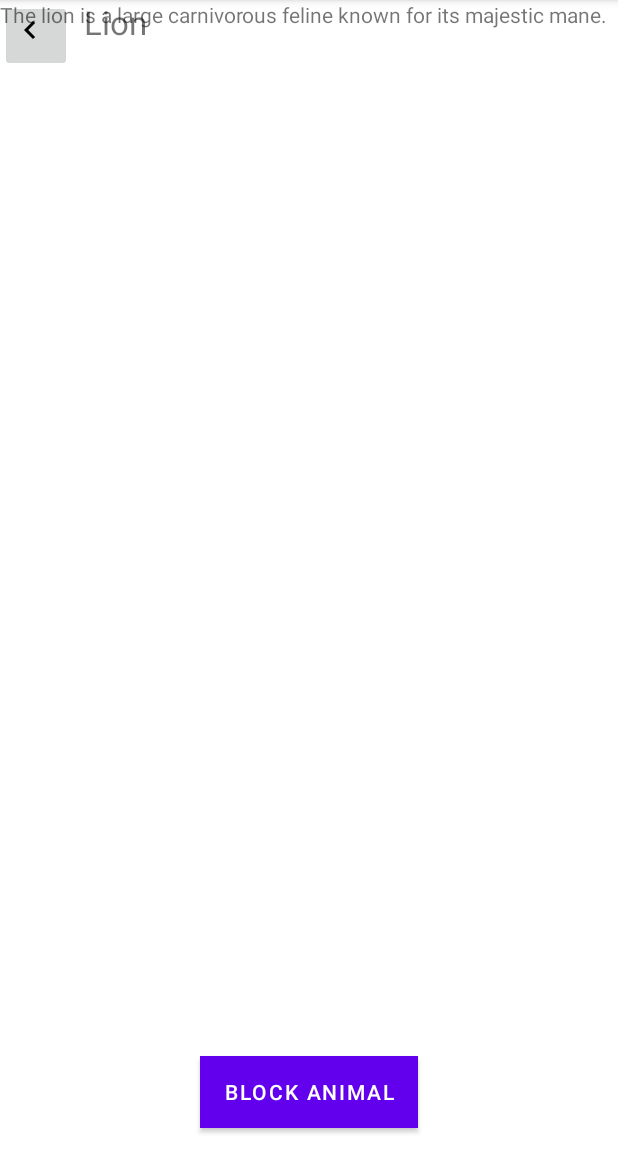
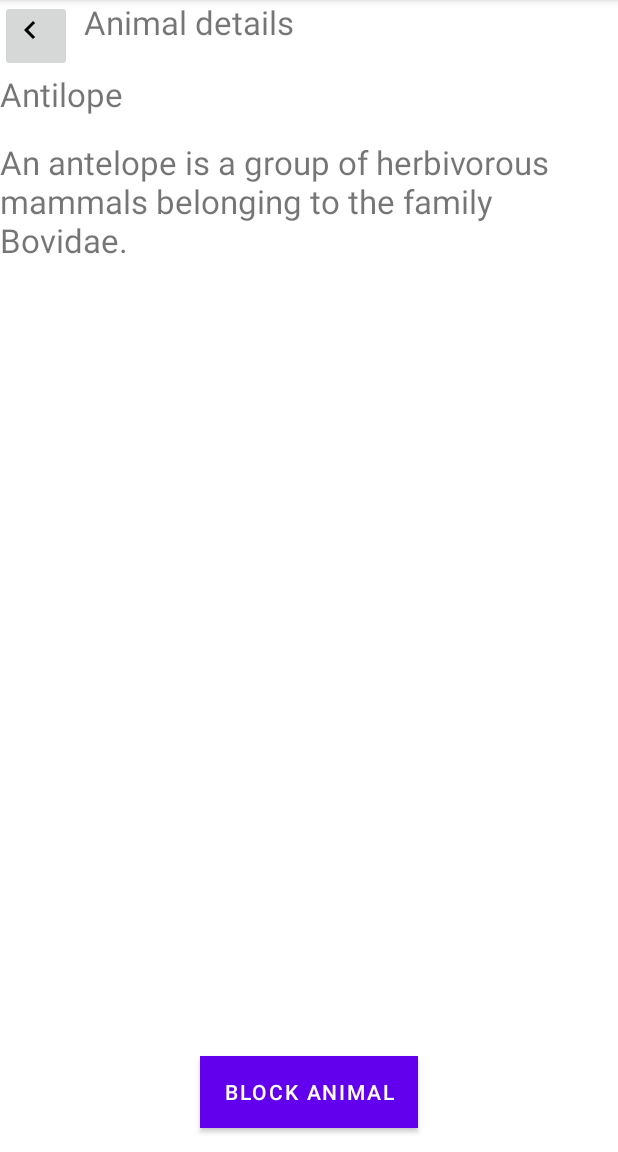
Before and after one commit to gipolanjcky/ELDROID-MEXAM-AnimalNames, an Android app: the screen it shows after launch (AnimalDetailsActivity), on a phone screen of 412 x 824 dp, the part 84-1236 px from its top. Run offline under Robolectric (Android 15) with nearby library versions, the phone set to English and light mode, and no system bars.

Commit message:
Second commit

```diff
--- a/app/build.gradle.kts
+++ b/app/build.gradle.kts
@@ -33,6 +33,10 @@ android {
     kotlinOptions {
         jvmTarget = "1.8"
     }
+
+    viewBinding {
+        enable = true
+    }
 }
 
 dependencies {
--- a/app/src/main/java/com/example/gipolananimalmidterm/AnimalDetailsActivity.kt
+++ b/app/src/main/java/com/example/gipolananimalmidterm/AnimalDetailsActivity.kt
@@ -6,33 +6,42 @@ import android.view.View
 import android.widget.Button
 import android.widget.TextView
 import android.content.Intent
+import android.widget.ImageButton
+import com.example.gipolananimalmidterm.databinding.ActivityAnimalNamesBinding
 
 class AnimalDetailsActivity : AppCompatActivity() {
+    private lateinit var binding: ActivityAnimalNamesBinding
     override fun onCreate(savedInstanceState: Bundle?) {
         super.onCreate(savedInstanceState)
         setContentView(R.layout.activity_animal_details)
 
-        val animalTitle: TextView = findViewById(R.id.animalTitle)
+        val nameTextView: TextView = findViewById(R.id.nameTextView)
         val animalDescription: TextView = findViewById(R.id.animalDescription)
         val blockAnimalButton: Button = findViewById(R.id.blockAnimalButton)
 
         // Set the animal details
-        val animalName = "Lion" // Replace with the name of the selected animal
-        val description = "The lion is a large carnivorous feline known for its majestic mane." // Replace with the animal's description
+        val animalName = "Antilope"
+        val description = "An antelope is a group of herbivorous mammals belonging to the family Bovidae."
 
-        animalTitle.text = animalName
+        nameTextView.text = animalName
         animalDescription.text = description
 
         // Set a click listener for the "Block Animal" button
         blockAnimalButton.setOnClickListener(View.OnClickListener {
-            // Save the blocked animal (you can implement this logic)
-            // For example, you can store the blocked animals in SharedPreferences or a database
-            // Here, we'll just display a toast message
-            // Toast.makeText(this, "Animal '$animalName' blocked!", Toast.LENGTH_SHORT).show()
 
             // Redirect to the ActivityManageBlock
             val intent = Intent(this, ManageBlockActivity::class.java)
             startActivity(intent)
         })
+
+        // Get a reference to the ImageButton
+        val backButton: ImageButton = findViewById(R.id.backButton)
+
+        // Set a click listener for the ImageButton
+        backButton.setOnClickListener {
+            // Redirect to the AnimalNamesActivity when the ImageButton is clicked
+            val intent = Intent(this, AnimalNamesActivity::class.java)
+            startActivity(intent)
+        }
     }
 }
--- a/app/src/main/res/layout/activity_animal_details.xml
+++ b/app/src/main/res/layout/activity_animal_details.xml
@@ -15,7 +15,7 @@
 
     <TextView
         android:text="Animal details"
-        android:id="@+id/animalTitle"
+        android:id="@+id/animalDetailsTitle"
         android:layout_width="170dp"
         android:layout_height="48dp"
         android:layout_toEndOf="@id/backButton"
@@ -23,9 +23,25 @@
         android:textSize="22sp" />
 
     <TextView
+        android:id="@+id/nameTextView"
+        android:layout_width="wrap_content"
+        android:layout_height="wrap_content"
+        android:textSize="22sp"
+        app:layout_constraintTop_toTopOf="parent"
+        app:layout_constraintStart_toStartOf="parent"
+        tools:text="Animal Name"
+        android:layout_below="@+id/animalDetailsTitle" />
+
+    <TextView
         android:id="@+id/animalDescription"
-        android:layout_width="match_parent"
-        android:layout_height="wrap_content" />
+        android:layout_width="wrap_content"
+        android:layout_height="wrap_content"
+        android:layout_marginTop="16dp"
+        android:textSize="22sp"
+        android:layout_below="@+id/nameTextView"
+        app:layout_constraintStart_toStartOf="parent"
+        tools:text="Description"/>
+
 
     <Button
         android:id="@+id/blockAnimalButton"
```
Also changed, not shown: app/src/main/java/com/example/gipolananimalmidterm/AnimalNamesActivity.kt (+8 -4 lines), app/src/main/java/com/example/gipolananimalmidterm/ManageBlockActivity.kt (+3 -4 lines), app/src/main/res/layout/activity_animal_names.xml (+9 -4 lines).
